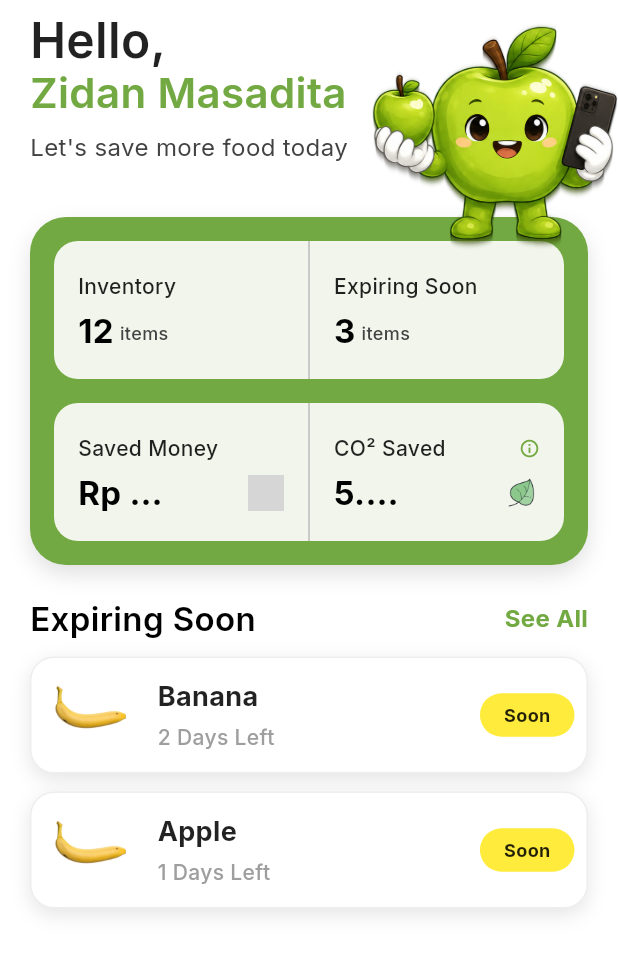
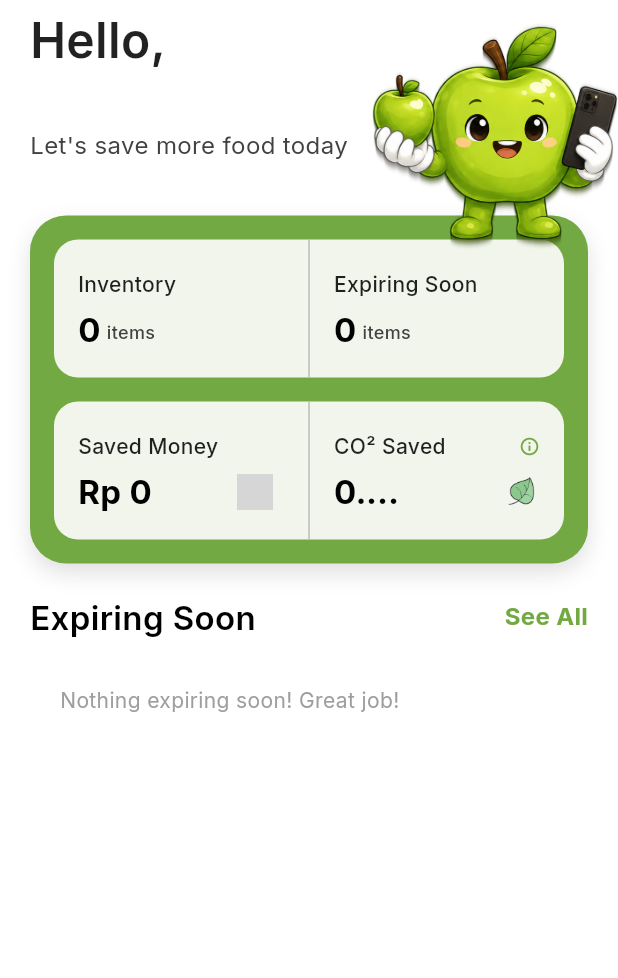
Before and after one commit to zidanmasadita/HomeCycle, a Flutter app: the DashboardScreen screen opened directly, on a phone screen of 412 x 824 dp, the part 92-1070 px from its top. Run offline on Flutter 3.47's test engine with Material 3 defaults, Android fonts, the phone set to English and light mode, and no system bars; our stand-ins replace camera, easy_localization, flutter_local_notifications, google_fonts, shared_preferences, supabase_flutter and 1 more; missing offline and left inert: tflite_flutter; accounts and stored records are empty; grey boxes are pictures that could not be loaded.

Commit message:
Update dashboard with quick stats and expiring soon cards

```diff
--- a/lib/features/dashboard/screens/dashboard_screen.dart
+++ b/lib/features/dashboard/screens/dashboard_screen.dart
@@ -5,13 +5,26 @@ import 'package:homesikil/core/constants/app_assets.dart';
 import 'package:homesikil/core/theme/app_text_styles.dart';
 import 'package:homesikil/features/dashboard/widgets/quick_stats_card.dart';
 import 'package:homesikil/features/dashboard/widgets/expiring_soon_card.dart';
+import 'package:homesikil/features/auth/provider/auth_provider.dart';
+import 'package:homesikil/features/inventory/provider/inventory_provider.dart';
+import 'package:homesikil/features/category/provider/category_provider.dart';
 import 'package:homesikil/routes/app_routes.dart';
+import 'package:provider/provider.dart';
+import 'package:homesikil/features/notification/provider/notification_provider.dart';
+import 'package:provider/provider.dart';
 
 class DashboardScreen extends StatelessWidget {
   const DashboardScreen({super.key});
 
   @override
   Widget build(BuildContext context) {
+    final auth = context.watch<AuthProvider>();
+    final inventoryProvider = context.watch<InventoryProvider>();
+    final categoryProvider = context.watch<CategoryProvider>();
+
+    final username = auth.currentUser?.username ?? 'Mate';
+    final expiringItems = inventoryProvider.expiringSoonItems;
+
     return Scaffold(
       backgroundColor: Colors.white,
       body: SafeArea(
@@ -21,7 +34,10 @@ class DashboardScreen extends StatelessWidget {
             children: [
               // Top App Bar
               Padding(
-                padding: const EdgeInsets.symmetric(horizontal: 20.0, vertical: 10.0),
+                padding: const EdgeInsets.symmetric(
+                  horizontal: 20.0,
+                  vertical: 10.0,
+                ),
                 child: Row(
                   mainAxisAlignment: MainAxisAlignment.spaceBetween,
                   children: [
@@ -31,7 +47,11 @@ class DashboardScreen extends StatelessWidget {
                           AppAssets.logo,
                           height: 26,
                           errorBuilder: (context, error, stackTrace) =>
-                              const Icon(Icons.eco, color: AppColors.primary, size: 26),
+                              const Icon(
+                                Icons.eco,
+                                color: AppColors.primary,
+                                size: 26,
+                              ),
                         ),
                         const SizedBox(width: 8),
                         Text(
@@ -47,10 +67,32 @@ class DashboardScreen extends StatelessWidget {
                     Container(
                       decoration: BoxDecoration(
                         shape: BoxShape.circle,
-                        border: Border.all(color: AppColors.primary, width: 1.5),
+                        border: Border.all(
+                          color: AppColors.primary,
+                          width: 1.5,
+                        ),
                       ),
                       child: IconButton(
-                        icon: const Icon(Icons.notifications_none, color: AppColors.primary),
+                        icon: Consumer<NotificationProvider>(
+                          builder: (context, notificationProvider, child) {
+                            if (notificationProvider.unreadCount > 0) {
+                              return Badge(
+                                label: Text(
+                                  notificationProvider.unreadCount.toString(),
+                                ),
+                                backgroundColor: AppColors.red,
+                                child: const Icon(
+                                  Icons.notifications_none,
+                                  color: AppColors.primary,
+                                ),
+                              );
+                            }
+                            return const Icon(
+                              Icons.notifications_none,
+                              color: AppColors.primary,
+                            );
+                          },
+                        ),
                         onPressed: () {
                           Navigator.pushNamed(context, AppRoutes.notification);
                         },
@@ -67,9 +109,13 @@ class DashboardScreen extends StatelessWidget {
                   Column(
                     crossAxisAlignment: CrossAxisAlignment.start,
                     children: [
-                      // Welcome Section (Text only)
+                      // Welcome Section
                       Padding(
-                        padding: const EdgeInsets.only(left: 20.0, right: 100.0, bottom: 25.0),
+                        padding: const EdgeInsets.only(
+                          left: 20.0,
+                          right: 100.0,
+                          bottom: 25.0,
+                        ),
                         child: Column(
                           crossAxisAlignment: CrossAxisAlignment.start,
                           children: [
@@ -82,7 +128,7 @@ class DashboardScreen extends StatelessWidget {
                               ),
                             ),
                             Text(
-                              'Zidan Masadita',
+                              username,
                               style: AppTextStyles.title.copyWith(
                                 fontSize: 28,
                                 color: AppColors.primary,
@@ -143,15 +189,16 @@ class DashboardScreen extends StatelessWidget {
 
               // Expiring Soon Header
               Padding(
-                padding: const EdgeInsets.symmetric(horizontal: 20.0, vertical: 10.0),
+                padding: const EdgeInsets.symmetric(
+                  horizontal: 20.0,
+                  vertical: 10.0,
+                ),
                 child: Row(
                   mainAxisAlignment: MainAxisAlignment.spaceBetween,
                   children: [
                     Text(
                       'Expiring Soon',
-                      style: AppTextStyles.title.copyWith(
-                        color: Colors.black,
-                      ),
+                      style: AppTextStyles.title.copyWith(color: Colors.black),
                     ),
                     GestureDetector(
                       onTap: () {
@@ -174,22 +221,42 @@ class DashboardScreen extends StatelessWidget {
               ),
 
               // Expiring Soon List
-              const Padding(
-                padding: EdgeInsets.symmetric(horizontal: 20.0),
-                child: Column(
-                  children: [
-                    ExpiringSoonCard(
-                      title: 'Banana',
-                      daysLeft: '2 Days Left',
-                      imagePath: AppAssets.banana,
-                    ),
-                    ExpiringSoonCard(
-                      title: 'Apple',
-                      daysLeft: '1 Days Left',
-                      imagePath: AppAssets.apple,
-                    ),
-                  ],
-                ),
+              Padding(
+                padding: const EdgeInsets.symmetric(horizontal: 20.0),
+                child: expiringItems.isEmpty
+                    ? const Padding(
+                        padding: EdgeInsets.all(20.0),
+                        child: Text(
+                          "Nothing expiring soon! Great job!",
+                          style: TextStyle(color: Colors.grey),
+                        ),
+                      )
+                    : Column(
+                        children: expiringItems.map((item) {
+                          final category = categoryProvider.findById(
+                            item.categoryId,
+                          );
+                          final imagePath =
+                              item.imageUrl ??
+                              category?.iconUrl ??
+                              AppAssets.logo;
+
+                          return ExpiringSoonCard(
+                            title:
+                                item.customName ??
+                                category?.name ??
+                                'Unknown Item',
+                            daysLeft: '${item.daysUntilExpiration} Days Left',
+                            imagePath: imagePath,
+                            badgeColor: item.daysUntilExpiration == 0
+                                ? Colors.red
+                                : AppColors.yellow,
+                            badgeText: item.daysUntilExpiration == 0
+                                ? 'Today'
+                                : 'Soon',
+                          );
+                        }).toList(),
+                      ),
               ),
 
               const SizedBox(height: 100),
--- a/lib/features/dashboard/widgets/expiring_soon_card.dart
+++ b/lib/features/dashboard/widgets/expiring_soon_card.dart
@@ -43,7 +43,7 @@ class ExpiringSoonCard extends StatelessWidget {
           ClipRRect(
             borderRadius: BorderRadius.circular(12),
             child: Image.asset(
-              AppAssets.banana,
+              imagePath,
               width: 60,
               height: 60,
               fit: BoxFit.cover,
--- a/lib/features/dashboard/widgets/quick_stats_card.dart
+++ b/lib/features/dashboard/widgets/quick_stats_card.dart
@@ -3,12 +3,23 @@ import 'package:homesikil/core/constants/app_colors.dart';
 import 'package:homesikil/core/constants/app_assets.dart';
 import 'package:homesikil/core/constants/app_dimens.dart';
 import 'package:homesikil/core/theme/app_text_styles.dart';
+import 'package:homesikil/features/inventory/provider/inventory_provider.dart';
+import 'package:homesikil/features/gamification/provider/gamification_provider.dart';
+import 'package:provider/provider.dart';
 
 class QuickStatsCard extends StatelessWidget {
   const QuickStatsCard({super.key});
 
   @override
   Widget build(BuildContext context) {
+    final inventory = context.watch<InventoryProvider>();
+    final gamification = context.watch<GamificationProvider>();
+
+    final inventoryCount = inventory.inventory.length;
+    final expiringSoonCount = inventory.expiringSoonItems.length;
+    final moneySaved = gamification.impactStats.totalMoneySaved;
+    final co2Saved = gamification.impactStats.totalCo2Saved;
+
     return Container(
       margin: const EdgeInsets.symmetric(horizontal: 20, vertical: 10),
       decoration: BoxDecoration(
@@ -38,7 +49,7 @@ class QuickStatsCard extends StatelessWidget {
                     Expanded(
                       child: _buildStatItem(
                         title: 'Inventory',
-                        value: '12',
+                        value: '$inventoryCount',
                         subtitle: 'items',
                       ),
                     ),
@@ -46,7 +57,7 @@ class QuickStatsCard extends StatelessWidget {
                     Expanded(
                       child: _buildStatItem(
                         title: 'Expiring Soon',
-                        value: '3',
+                        value: '$expiringSoonCount',
                         subtitle: 'items',
                       ),
                     ),
@@ -67,7 +78,7 @@ class QuickStatsCard extends StatelessWidget {
                     Expanded(
                       child: _buildStatItem(
                         title: 'Saved Money',
-                        value: 'Rp 82.000',
+                        value: 'Rp ${moneySaved.toStringAsFixed(0)}',
                         iconPath: AppAssets.coin,
                       ),
                     ),
@@ -75,7 +86,7 @@ class QuickStatsCard extends StatelessWidget {
                     Expanded(
                       child: _buildStatItem(
                         title: 'CO² Saved',
-                        value: '5.2 kg',
+                        value: '${co2Saved.toStringAsFixed(1)} kg',
                         iconPath: AppAssets.leaf,
                         showInfo: true,
                       ),
```
